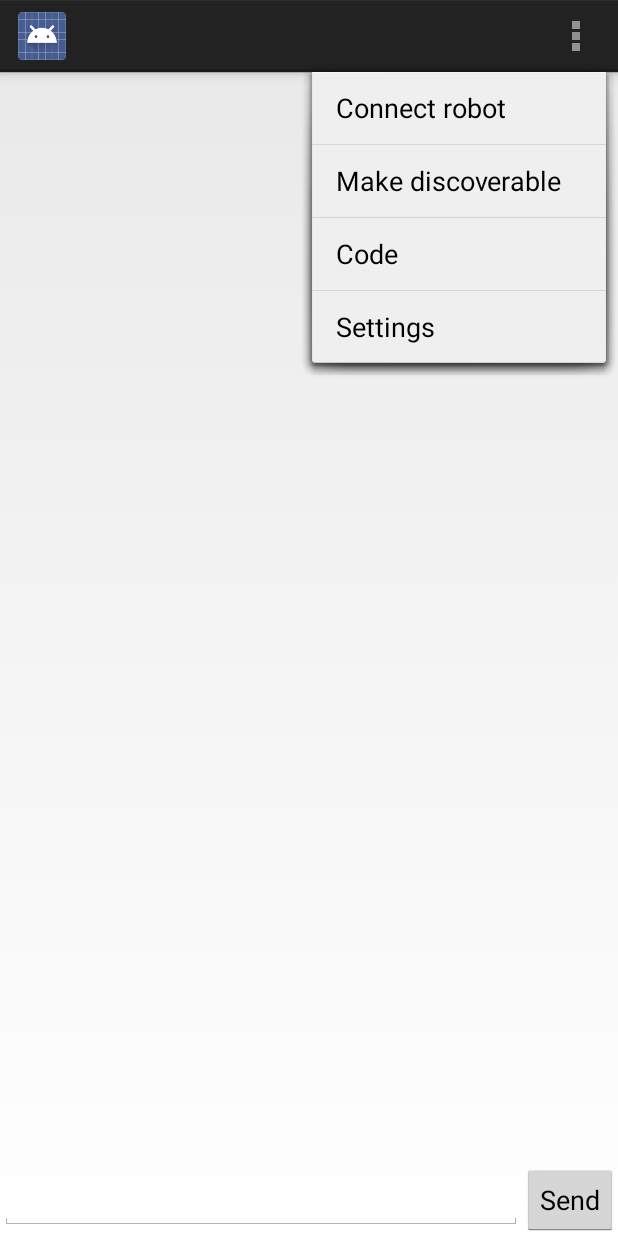
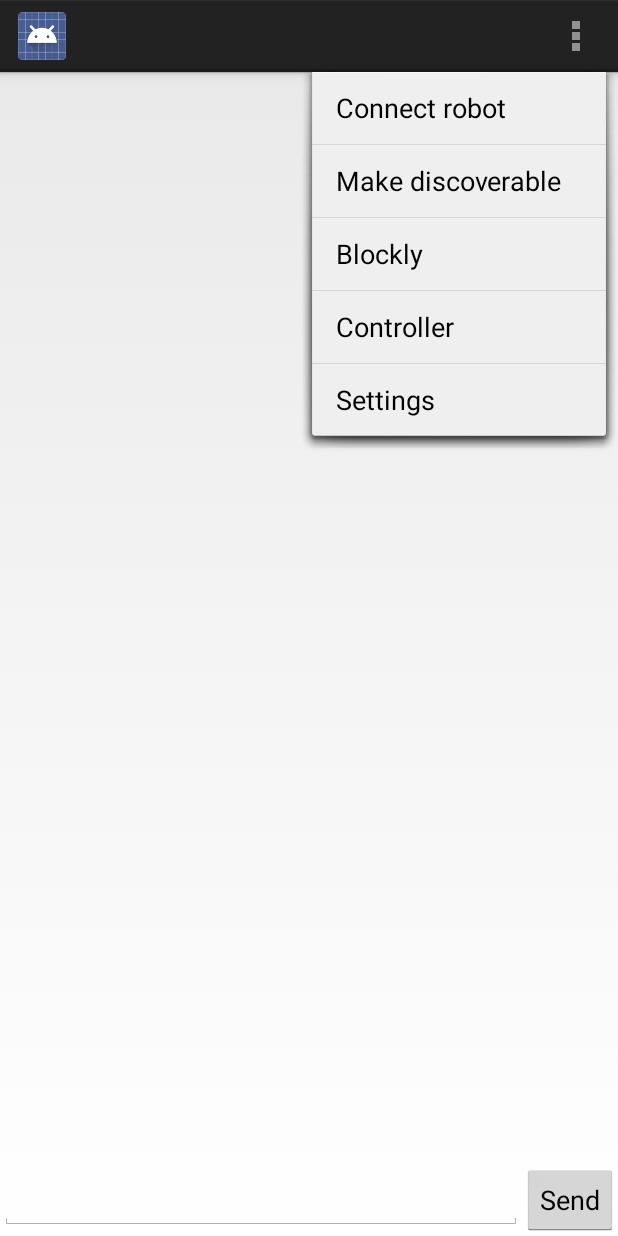
Before and after one commit to keshwans/access-robot, an Android app: the BluetoothActivity screen opened directly, with no data from a screen before it, with the options menu open, on a phone screen of 412 x 824 dp. Run offline under Robolectric (Android 15) with nearby library versions, the phone set to English and light mode, and no system bars.

Commit message:
ready for demo

```diff
--- a/AccessRobot/app/src/main/java/ksmaragh/c4q/nyc/accessrobot/DemoActivity.java
+++ b/AccessRobot/app/src/main/java/ksmaragh/c4q/nyc/accessrobot/DemoActivity.java
@@ -439,6 +439,11 @@ public class DemoActivity extends AppCompatActivity {
                 ensureDiscoverable();
                 return true;
             }
+            case R.id.blockly: {
+                Intent blocklyIntent = new Intent(this, Code.class);
+                startActivity(blocklyIntent);
+                return true;
+            }
         }
         return super.onOptionsItemSelected(item);
     }
--- a/AccessRobot/app/src/main/res/menu/menu_bluetooth.xml
+++ b/AccessRobot/app/src/main/res/menu/menu_bluetooth.xml
@@ -26,4 +26,9 @@
         myapp:showAsAction="never"
         android:title="@string/discoverable"/>
 
+    <item
+        android:id="@+id/blockly"
+        myapp:showAsAction="never"
+        android:title="Blockly"/>
+
 </menu>
--- a/AccessRobot/app/src/main/res/menu/menu_main.xml
+++ b/AccessRobot/app/src/main/res/menu/menu_main.xml
@@ -4,9 +4,9 @@
     tools:context=".MainActivity">
 
     <item
-        android:id="@+id/action_code"
+        android:id="@+id/controller"
         android:orderInCategory="100"
-        android:title="@string/action_code"
+        android:title="Controller"
         app:showAsAction="never" />
 
     <item
```
Also changed, not shown: AccessRobot/app/src/main/java/ksmaragh/c4q/nyc/accessrobot/Code.java (+34 -2 lines), 4 other files.
